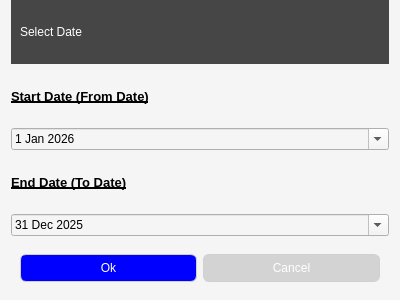
Above: ui/date_selection.ui from vaxson/Presence_Attandance_Tracker before the change. Below: the same form after it.
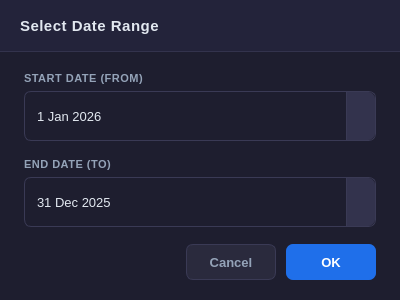
That is the form after the change.

Commit message: Working on user_page save button

The edit to the form file:
```diff
--- a/ui/date_selection.ui
+++ b/ui/date_selection.ui
@@ -26,51 +26,234 @@
    <string>Dialog</string>
   </property>
   <property name="styleSheet">
-   <string notr="true">background-color :rgb(245, 245, 245)</string>
+   <string notr="true">
+QDialog {
+    background-color: #1e1e2f;
+}
+
+QLabel {
+    color: #94a3b8;
+    background-color: transparent;
+    font-size: 11px;
+    font-weight: 600;
+    letter-spacing: 0.5px;
+}
+
+QDateEdit {
+    background-color: #2a2a3d;
+    color: #e2e8f0;
+    border: 1px solid #3a3a55;
+    border-radius: 7px;
+    padding: 6px 10px;
+    font-size: 13px;
+    min-height: 36px;
+    selection-background-color: #1f6fea;
+    selection-color: white;
+}
+
+QDateEdit:focus {
+    border: 1px solid #4da3ff;
+    background-color: #252538;
+}
+
+QDateEdit:hover {
+    border: 1px solid #4a4a6a;
+}
+
+QDateEdit:disabled {
+    background-color: #1a1a2a;
+    color: #3a3a55;
+    border: 1px solid #2a2a3d;
+}
+
+QDateEdit::drop-down {
+    subcontrol-origin: padding;
+    subcontrol-position: center right;
+    width: 28px;
+    border-left: 1px solid #3a3a55;
+    border-top-right-radius: 7px;
+    border-bottom-right-radius: 7px;
+    background-color: #33334d;
+}
+
+QDateEdit::drop-down:hover {
+    background-color: #1f6fea;
+}
+
+QDateEdit::down-arrow {
+    image: none;
+    width: 0px;
+}
+
+/* Calendar popup */
+QCalendarWidget {
+    background-color: #1e1e2f;
+    color: #e2e8f0;
+    border: 1px solid #33334d;
+    border-radius: 8px;
+}
+
+QCalendarWidget QToolButton {
+    background-color: #2a2a3d;
+    color: #e2e8f0;
+    border: none;
+    border-radius: 6px;
+    padding: 4px 8px;
+    font-size: 12px;
+    font-weight: 600;
+}
+
+QCalendarWidget QToolButton:hover {
+    background-color: #1f6fea;
+    color: white;
+}
+
+QCalendarWidget QMenu {
+    background-color: #2a2a3d;
+    color: #e2e8f0;
+    border: 1px solid #33334d;
+}
+
+QCalendarWidget QSpinBox {
+    background-color: #2a2a3d;
+    color: #e2e8f0;
+    border: 1px solid #3a3a55;
+    border-radius: 4px;
+    padding: 2px 4px;
+    selection-background-color: #1f6fea;
+}
+
+QCalendarWidget QAbstractItemView:enabled {
+    background-color: #1e1e2f;
+    color: #e2e8f0;
+    selection-background-color: #1f6fea;
+    selection-color: white;
+}
+
+QCalendarWidget QAbstractItemView:disabled {
+    color: #3a3a55;
+}
+
+QCalendarWidget QWidget#qt_calendar_navigationbar {
+    background-color: #23233a;
+    border-bottom: 1px solid #33334d;
+    border-radius: 0px;
+}
+</string>
   </property>
+
   <layout class="QVBoxLayout" name="verticalLayout">
    <property name="spacing">
     <number>0</number>
    </property>
+   <property name="leftMargin">
+    <number>0</number>
+   </property>
    <property name="topMargin">
     <number>0</number>
    </property>
+   <property name="rightMargin">
+    <number>0</number>
+   </property>
    <property name="bottomMargin">
     <number>0</number>
    </property>
    <item>
     <widget class="QWidget" name="widget" native="true">
+     <property name="minimumSize">
+      <size>
+       <width>0</width>
+       <height>52</height>
+      </size>
+     </property>
+     <property name="maximumSize">
+      <size>
+       <width>16777215</width>
+       <height>52</height>
+      </size>
+     </property>
      <property name="styleSheet">
-      <string notr="true">background-color :rgb(70, 70, 70);</string>
+      <string notr="true">
+QWidget {
+    background-color: #23233a;
+    border-bottom: 1px solid #33334d;
+}
+</string>
      </property>
      <layout class="QHBoxLayout" name="horizontalLayout">
+      <property name="leftMargin">
+       <number>20</number>
+      </property>
+      <property name="topMargin">
+       <number>0</number>
+      </property>
+      <property name="rightMargin">
+       <number>20</number>
+      </property>
+      <property name="bottomMargin">
+       <number>0</number>
+      </property>
       <item>
        <widget class="QLabel" name="label">
         <property name="styleSheet">
-         <string notr="true">color: rgb(255, 255, 255)</string>
+         <string notr="true">
+color: #e2e8f0;
+font-size: 15px;
+font-weight: 700;
+letter-spacing: 0.5px;
+border: none;
+background-color: transparent;
+</string>
         </property>
         <property name="text">
-         <string>Select Date</string>
+         <string>Select Date Range</string>
         </property>
        </widget>
       </item>
      </layout>
     </widget>
    </item>
+
+   <!-- ── Form Body ── -->
+   <item>
+    <widget class="QWidget" name="body_widget" native="true">
+     <property name="styleSheet">
+      <string notr="true">background-color: #1e1e2f;</string>
+     </property>
+     <layout class="QVBoxLayout" name="verticalLayout_2">
+      <property name="spacing">
+       <number>6</number>
+      </property>
+      <property name="leftMargin">
+       <number>24</number>
+      </property>
+      <property name="topMargin">
+       <number>20</number>
+      </property>
+      <property name="rightMargin">
+       <number>24</number>
+      </property>
+      <property name="bottomMargin">
+       <number>20</number>
+      </property>
+
+      <!-- Start Date Label -->
    <item>
     <widget class="QLabel" name="label_2">
      <property name="font">
       <font>
-       <pointsize>10</pointsize>
-       <bold>true</bold>
-       <underline>true</underline>
+          <pointsize>9</pointsize>
+          <bold>false</bold>
+          <underline>false</underline>
       </font>
      </property>
      <property name="text">
-      <string>Start Date (From Date)</string>
+         <string>START DATE (FROM)</string>
      </property>
     </widget>
    </item>
+
+      <!-- Start Date Picker -->
    <item>
     <widget class="QDateEdit" name="start_date">
      <property name="wrapping">
@@ -83,7 +266,7 @@
       <bool>false</bool>
      </property>
      <property name="buttonSymbols">
-      <enum>QAbstractSpinBox::NoButtons</enum>
+         <enum>QAbstractSpinBox::UpDownArrows</enum>
      </property>
      <property name="accelerated">
       <bool>true</bool>
@@ -106,21 +289,40 @@
      </property>
     </widget>
    </item>
+
+      <!-- Spacer between fields -->
+      <item>
+       <spacer name="verticalSpacer_1">
+        <property name="orientation">
+         <enum>Qt::Vertical</enum>
+        </property>
+        <property name="sizeHint" stdset="0">
+         <size>
+          <width>20</width>
+          <height>8</height>
+         </size>
+        </property>
+       </spacer>
+      </item>
+
+      <!-- End Date Label -->
    <item>
     <widget class="QLabel" name="label_3">
      <property name="font">
       <font>
-       <pointsize>10</pointsize>
-       <bold>true</bold>
-       <underline>true</underline>
+          <pointsize>9</pointsize>
+          <bold>false</bold>
+          <underline>false</underline>
        <strikeout>false</strikeout>
       </font>
      </property>
      <property name="text">
-      <string>End Date (To Date)</string>
+         <string>END DATE (TO)</string>
      </property>
     </widget>
    </item>
+
+      <!-- End Date Picker -->
    <item>
     <widget class="QDateEdit" name="end_date">
      <property name="dateTime">
@@ -133,56 +335,87 @@
        <day>31</day>
       </datetime>
      </property>
+        <property name="buttonSymbols">
+         <enum>QAbstractSpinBox::UpDownArrows</enum>
+        </property>
      <property name="calendarPopup">
       <bool>true</bool>
      </property>
     </widget>
    </item>
+
+      <!-- Spacer before buttons -->
+      <item>
+       <spacer name="verticalSpacer_2">
+        <property name="orientation">
+         <enum>Qt::Vertical</enum>
+        </property>
+        <property name="sizeHint" stdset="0">
+         <size>
+          <width>20</width>
+          <height>10</height>
+         </size>
+        </property>
+       </spacer>
+      </item>
+
+      <!-- ── Button Row ── -->
    <item>
     <widget class="QWidget" name="widget_2" native="true">
+        <property name="styleSheet">
+         <string notr="true">background-color: transparent;</string>
+        </property>
      <layout class="QHBoxLayout" name="horizontalLayout_2">
+         <property name="spacing">
+          <number>10</number>
+         </property>
+         <property name="leftMargin">
+          <number>0</number>
+         </property>
+         <property name="topMargin">
+          <number>0</number>
+         </property>
+         <property name="rightMargin">
+          <number>0</number>
+         </property>
+         <property name="bottomMargin">
+          <number>0</number>
+         </property>
+
+         <!-- Spacer to push buttons right -->
       <item>
-       <widget class="QPushButton" name="ok_button">
-        <property name="styleSheet">
-         <string notr="true">QPushButton {
-	background-color: blue;
-    border: 1px solid #d0d0d0;
-    color: #555;
-    border-radius: 6px;
-    padding: 6px 12px;
-	color : white;
-    
-}
-
-QPushButton:hover {
-   
-    border: 1px solid #c0c0c0;
-	 background-color: lightgreen;
-	color : black;
-}
-
-QPushButton:pressed {
-    background-color: #dcdcdc;
-}
-
-</string>
-        </property>
-        <property name="text">
-         <string>Ok</string>
-        </property>
-       </widget>
-      </item>
+          <spacer name="horizontalSpacer">
+           <property name="orientation">
+            <enum>Qt::Horizontal</enum>
+           </property>
+           <property name="sizeHint" stdset="0">
+            <size>
+             <width>40</width>
+             <height>20</height>
+            </size>
+           </property>
+          </spacer>
+         </item>
+
+         <!-- Cancel Button -->
       <item>
        <widget class="QPushButton" name="cancel_button">
+           <property name="minimumSize">
+            <size>
+             <width>90</width>
+             <height>36</height>
+            </size>
+           </property>
         <property name="styleSheet">
-         <string notr="true">QPushButton {
-	background-color: lightgrey;
-    border: 1px solid #d0d0d0;
-    color: black;
-    border-radius: 6px;
-    padding: 6px 12px;
-	color : white;
-    
+            <string notr="true">
+QPushButton {
+    background-color: #2a2a3d;
+    color: #94a3b8;
+    border: 1px solid #3a3a55;
+    border-radius: 7px;
+    padding: 6px 16px;
+    font-size: 13px;
+    font-weight: 600;
 }
 
 QPushButton:hover {
@@ -193,7 +426,6 @@
 QPushButton:pressed {
     background-color: Grey;
 }
-
 </string>
         </property>
         <property name="text">
@@ -201,9 +433,58 @@
         </property>
        </widget>
       </item>
+
+         <!-- OK Button -->
+         <item>
+          <widget class="QPushButton" name="ok_button">
+           <property name="minimumSize">
+            <size>
+             <width>90</width>
+             <height>36</height>
+            </size>
+           </property>
+           <property name="styleSheet">
+            <string notr="true">
+QPushButton {
+    background-color: #1f6fea;
+    color: white;
+    border: none;
+    border-radius: 7px;
+    padding: 6px 16px;
+    font-size: 13px;
+    font-weight: 600;
+}
+
+QPushButton:hover {
+    background-color: #4da3ff;
+    color: white;
+}
+
+QPushButton:pressed {
+    background-color: #1558c0;
+}
+
+QPushButton:disabled {
+    background-color: #1e1e2f;
+    color: #3a3a55;
+    border: 1px solid #2a2a3d;
+}
+</string>
+           </property>
+           <property name="text">
+            <string>OK</string>
+           </property>
+          </widget>
+         </item>
+
      </layout>
     </widget>
    </item>
+
+     </layout>
+    </widget>
+   </item>
+
   </layout>
  </widget>
  <resources/>
```
Left out of the diff: 11 changed lines with no effect on the pictures. Lines whose indentation alone changed are shown as unchanged. The commit also changes 12 other files.
